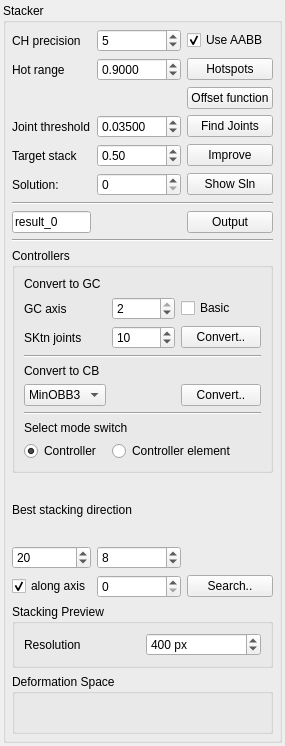
HonghuaLi/stacker, file Stacker/StackerWidget.ui: the form before one commit.
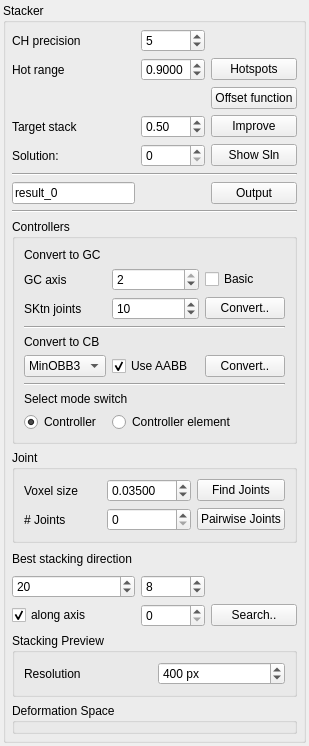
The form after the commit.

What changed in the file:
```diff
--- a/Stacker/StackerWidget.ui
+++ b/Stacker/StackerWidget.ui
@@ -47,7 +47,7 @@
       <property name="spacing">
        <number>6</number>
       </property>
-      <item row="21" column="0" colspan="3">
+      <item row="22" column="0" colspan="3">
        <widget class="QGroupBox" name="previewBox">
         <property name="title">
          <string>Stacking Preview</string>
@@ -110,7 +110,7 @@
         </property>
        </widget>
       </item>
-      <item row="22" column="0" colspan="3">
+      <item row="23" column="0" colspan="3">
        <widget class="QGroupBox" name="controllerDeformerPanel">
         <property name="title">
          <string>Deformation Space</string>
@@ -120,7 +120,7 @@
         </property>
        </widget>
       </item>
-      <item row="6" column="1">
+      <item row="5" column="1">
        <widget class="QDoubleSpinBox" name="targetS">
         <property name="maximum">
          <double>1.000000000000000</double>
@@ -133,54 +133,21 @@
         </property>
        </widget>
       </item>
-      <item row="6" column="2">
+      <item row="5" column="2">
        <widget class="QPushButton" name="improveButton">
         <property name="text">
          <string>Improve</string>
         </property>
        </widget>
       </item>
-      <item row="6" column="0">
+      <item row="5" column="0">
        <widget class="QLabel" name="targetStackLabel">
         <property name="text">
          <string>Target stack</string>
         </property>
        </widget>
       </item>
-      <item row="5" column="2">
-       <widget class="QPushButton" name="findJointsButton">
-        <property name="text">
-         <string>Find Joints</string>
-        </property>
-       </widget>
-      </item>
-      <item row="5" column="1">
-       <widget class="QDoubleSpinBox" name="jointsThreshold">
-        <property name="decimals">
-         <number>5</number>
-        </property>
-        <property name="minimum">
-         <double>0.000010000000000</double>
-        </property>
-        <property name="maximum">
-         <double>100.000000000000000</double>
-        </property>
-        <property name="singleStep">
-         <double>0.010000000000000</double>
-        </property>
-        <property name="value">
-         <double>0.035000000000000</double>
-        </property>
-       </widget>
-      </item>
-      <item row="5" column="0">
-       <widget class="QLabel" name="label_3">
-        <property name="text">
-         <string>Joint threshold</string>
-        </property>
-       </widget>
-      </item>
-      <item row="13" column="0" colspan="3">
+      <item row="12" column="0" colspan="3">
        <widget class="Line" name="line_2">
         <property name="orientation">
          <enum>Qt::Horizontal</enum>
@@ -213,14 +180,14 @@
         </property>
        </widget>
       </item>
-      <item row="18" column="0" colspan="3">
+      <item row="19" column="0" colspan="3">
        <widget class="QLabel" name="label_6">
         <property name="text">
          <string>Best stacking direction</string>
         </property>
        </widget>
       </item>
-      <item row="19" column="0">
+      <item row="20" column="0">
        <widget class="QSpinBox" name="searchDensity">
         <property name="minimum">
          <number>2</number>
@@ -233,7 +200,7 @@
         </property>
        </widget>
       </item>
-      <item row="19" column="1">
+      <item row="20" column="1">
        <widget class="QSpinBox" name="searchAngleDensity">
         <property name="minimum">
          <number>1</number>
@@ -246,14 +213,14 @@
         </property>
        </widget>
       </item>
-      <item row="20" column="2">
+      <item row="21" column="2">
        <widget class="QPushButton" name="searchDirectionButton">
         <property name="text">
          <string>Search..</string>
         </property>
        </widget>
       </item>
-      <item row="20" column="0">
+      <item row="21" column="0">
        <widget class="QCheckBox" name="searchAlongAxis">
         <property name="text">
          <string>along axis</string>
@@ -263,66 +230,56 @@
         </property>
        </widget>
       </item>
-      <item row="20" column="1">
+      <item row="21" column="1">
        <widget class="QSpinBox" name="searchAxis">
         <property name="maximum">
          <number>2</number>
         </property>
        </widget>
       </item>
-      <item row="1" column="2">
-       <widget class="QCheckBox" name="useAABB">
-        <property name="text">
-         <string>Use AABB</string>
-        </property>
-        <property name="checked">
-         <bool>true</bool>
-        </property>
-       </widget>
-      </item>
-      <item row="9" column="0" colspan="3">
+      <item row="8" column="0" colspan="3">
        <widget class="Line" name="line">
         <property name="orientation">
          <enum>Qt::Horizontal</enum>
         </property>
        </widget>
       </item>
-      <item row="12" column="0">
+      <item row="11" column="0">
        <widget class="QLineEdit" name="outputFileName">
         <property name="text">
          <string>result_0</string>
         </property>
        </widget>
       </item>
-      <item row="12" column="2">
+      <item row="11" column="2">
        <widget class="QPushButton" name="outputButton">
         <property name="text">
          <string>Output</string>
         </property>
        </widget>
       </item>
-      <item row="7" column="0">
+      <item row="6" column="0">
        <widget class="QLabel" name="label_5">
         <property name="text">
          <string>Solution:</string>
         </property>
        </widget>
       </item>
-      <item row="7" column="1">
+      <item row="6" column="1">
        <widget class="QSpinBox" name="hsID">
         <property name="maximum">
          <number>10000</number>
         </property>
        </widget>
       </item>
-      <item row="7" column="2">
+      <item row="6" column="2">
        <widget class="QPushButton" name="solutionButton">
         <property name="text">
          <string>Show Sln</string>
         </property>
        </widget>
       </item>
-      <item row="17" column="0" colspan="3">
+      <item row="16" column="0" colspan="3">
        <widget class="QGroupBox" name="controllersPanel">
         <property name="title">
          <string>Controllers</string>
@@ -454,6 +411,75 @@
            </property>
            <property name="value">
             <number>10</number>
+           </property>
+          </widget>
+         </item>
+         <item row="9" column="1">
+          <widget class="QCheckBox" name="useAABB">
+           <property name="text">
+            <string>Use AABB</string>
+           </property>
+           <property name="checked">
+            <bool>true</bool>
+           </property>
+          </widget>
+         </item>
+        </layout>
+       </widget>
+      </item>
+      <item row="17" column="0" colspan="3">
+       <widget class="QGroupBox" name="groupBox_2">
+        <property name="title">
+         <string>Joint</string>
+        </property>
+        <layout class="QGridLayout" name="gridLayout_4">
+         <item row="0" column="0">
+          <widget class="QLabel" name="label_3">
+           <property name="text">
+            <string>Voxel size</string>
+           </property>
+          </widget>
+         </item>
+         <item row="0" column="1">
+          <widget class="QDoubleSpinBox" name="jointsThreshold">
+           <property name="decimals">
+            <number>5</number>
+           </property>
+           <property name="minimum">
+            <double>0.000010000000000</double>
+           </property>
+           <property name="maximum">
+            <double>100.000000000000000</double>
+           </property>
+           <property name="singleStep">
+            <double>0.010000000000000</double>
+           </property>
+           <property name="value">
+            <double>0.035000000000000</double>
+           </property>
+          </widget>
+         </item>
+         <item row="0" column="2">
+          <widget class="QPushButton" name="findJointsButton">
+           <property name="text">
+            <string>Find Joints</string>
+           </property>
+          </widget>
+         </item>
+         <item row="1" column="0">
+          <widget class="QLabel" name="label_10">
+           <property name="text">
+            <string># Joints</string>
+           </property>
+          </widget>
+         </item>
+         <item row="1" column="1">
+          <widget class="QSpinBox" name="numJoints"/>
+         </item>
+         <item row="1" column="2">
+          <widget class="QPushButton" name="findPairwiseJointsButton">
+           <property name="text">
+            <string>Pairwise Joints</string>
            </property>
           </widget>
          </item>
```
